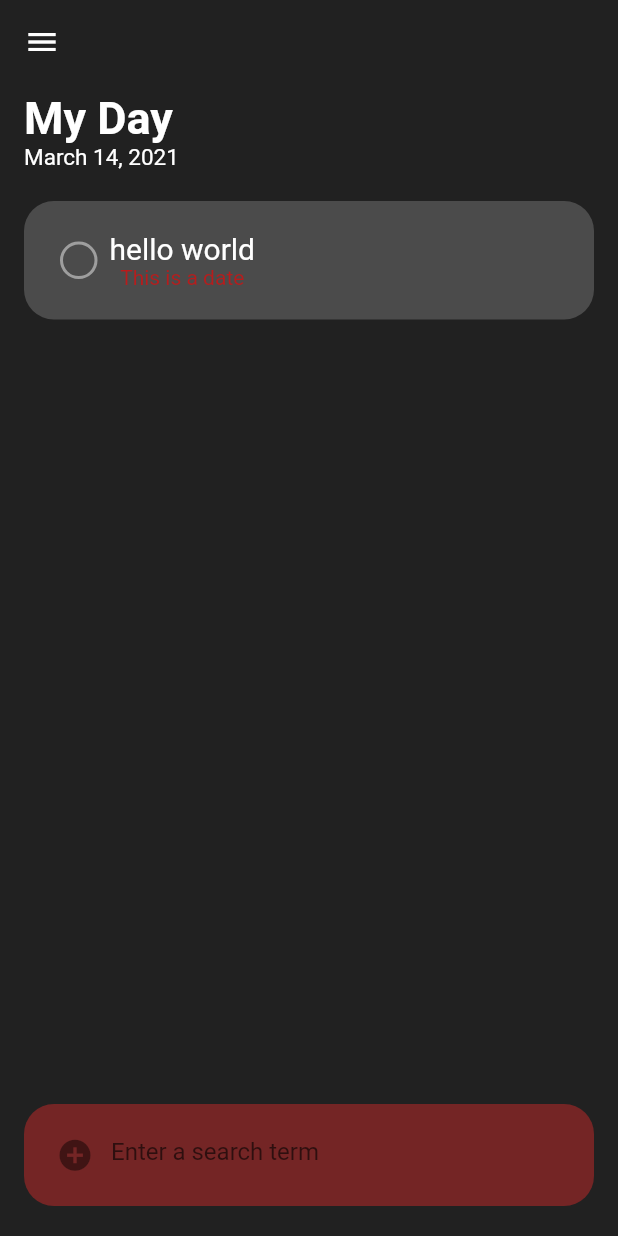
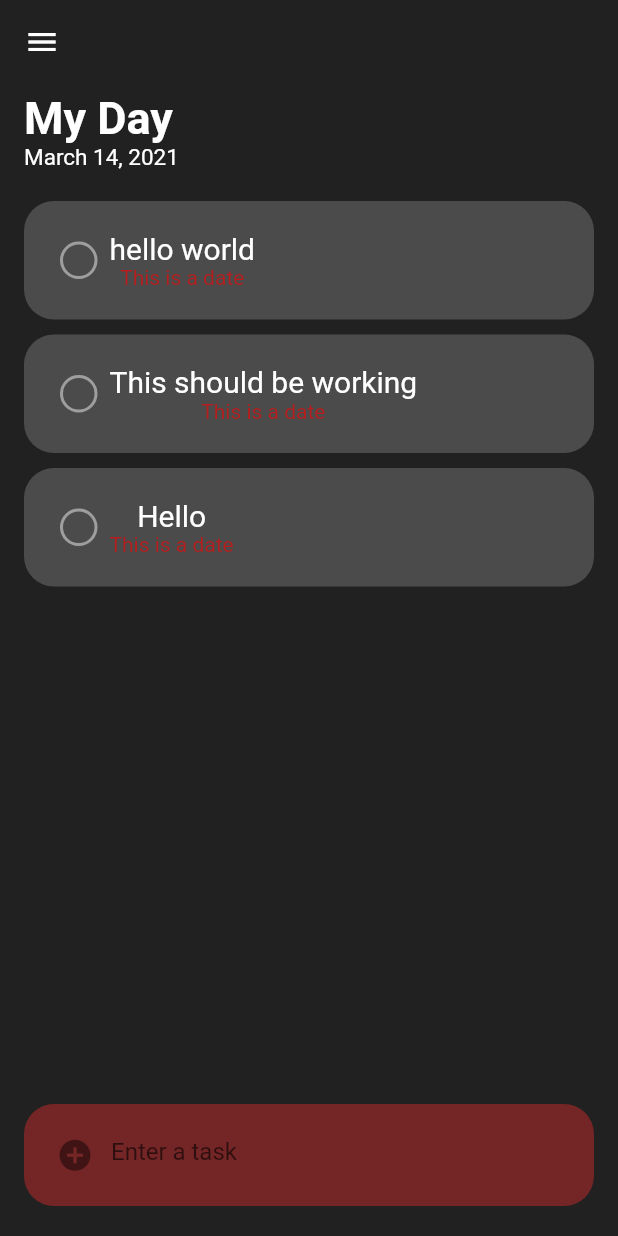
Before and after one commit to georgebjork/app-whitTasks, a Flutter app: the screen it shows after launch, on a phone screen of 412 x 824 dp. Run offline on Flutter 3.47's test engine with Material 2 defaults, Android fonts, the phone set to English and light mode, and no system bars; our stand-ins replace material_design_icons_flutter.

Commit message:
can now add tasks using the add task widget

```diff
--- a/lib/Classes/TaskProvider.dart
+++ b/lib/Classes/TaskProvider.dart
@@ -2,9 +2,15 @@ import 'package:flutter/material.dart';
 
 import 'Task.dart';
 
-class TaskProvider with ChangeNotifier{
+class TaskProvider with ChangeNotifier {
   List<Task> tasks = [
-      Task("hello world"),
-      Task("This should be working")
+    Task("hello world"),
+    Task("This should be working"),
+    Task("Hello"),
   ];
+
+  void addTask(Task t) {
+    tasks.add(t);
+    notifyListeners();
+  }
 }
--- a/lib/MyDay.dart
+++ b/lib/MyDay.dart
@@ -1,5 +1,7 @@
+import 'package:app_whittasks/Classes/TaskProvider.dart';
 import 'package:app_whittasks/Widgets/AddTask.dart';
 import 'package:flutter/material.dart';
+import 'package:provider/provider.dart';
 
 import 'Widgets/TaskCardWidget.dart';
 import 'Widgets/MyDayHeader.dart';
@@ -13,10 +15,6 @@ class MyDay extends StatefulWidget {
 class MyDayState extends State<MyDay> {
 
   //This will be a list of tasks for the list view builder
-  List<Task> tasks = [
-      Task("hello world"),
-  ];
-
 
   Widget build(BuildContext context) {
     return Scaffold(
@@ -32,12 +30,16 @@ class MyDayState extends State<MyDay> {
             children: <Widget>[
               MyDayHeader(),
               Expanded(
-                child: ListView.builder(
-                  itemCount: tasks.length,
-                  itemBuilder: (context, index){
-                    return TaskCardWidget(tasks[index]);
+                child: Consumer<TaskProvider>(
+                  builder: (context, provider, child){
+                    return  ListView.builder(
+                      itemCount: provider.tasks.length,
+                      itemBuilder: (context, index){
+                        return TaskCardWidget(provider.tasks[index]);
+                      }
+                    );
                   }
-                )
+                ),
               ),
               Container(alignment: Alignment.bottomLeft, child: AddTask()),
             ]),
--- a/lib/Widgets/AddTask.dart
+++ b/lib/Widgets/AddTask.dart
@@ -1,7 +1,9 @@
 import 'package:flutter/cupertino.dart';
 import 'package:flutter/material.dart';
 
+import '../Classes/TaskProvider.dart';
 import '../Classes/Task.dart';
+import 'package:provider/provider.dart';
 
 class AddTask extends StatefulWidget {
   AddTaskState createState() => AddTaskState();
@@ -32,12 +34,13 @@ class AddTaskState extends State<AddTask> {
 
       child: TextField(
           onSubmitted: (value) {
-
+              //This will access the provider and call our add task function everytime we hit enter
+              context.read<TaskProvider>().addTask(Task(value));
           },
           controller: taskController,
           decoration: InputDecoration(
             border: InputBorder.none,
-            hintText: 'Enter a search term',
+            hintText: 'Enter a task',
             prefixIcon: Icon(Icons.add_circle, size: 25)
         ),
       )
--- a/lib/main.dart
+++ b/lib/main.dart
@@ -1,8 +1,13 @@
+import 'package:app_whittasks/Classes/TaskProvider.dart';
 import 'package:flutter/material.dart';
+import 'package:provider/provider.dart';
 import 'MyDay.dart';
 
 void main() {
-  runApp(MyApp());
+  runApp(ChangeNotifierProvider(
+    create: (context) => TaskProvider(),
+    child: MyApp(),
+  ));
 }
 
 class MyApp extends StatelessWidget {
```
